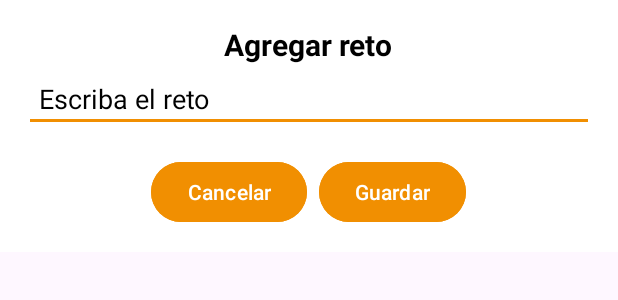
After one commit to brigittechavez/PPB, an Android app: the layout dialog_reto.xml on its own in the app's theme, with its tools: preview values and no code run, on a phone screen of 412 x 824 dp. The commit adds this screen. Shown: the top 300 px of the screen. Run offline under Robolectric (Android 15) with nearby library versions, the phone set to English and light mode, and no system bars.

Commit message:
feat: crud y vista de retos

```diff
--- /dev/null
+++ b/app/src/main/res/drawable/arrow_left.xml
@@ -0,0 +1 @@
+<!-- drawable/arrow_left.xml --><vector xmlns:android="http://schemas.android.com/apk/res/android" android:height="24dp" android:width="24dp" android:viewportWidth="24" android:viewportHeight="24"><path android:fillColor="#000000" android:pathData="M19,13H6.75L12,18.25L11.34,19L4.84,12.5L11.34,6L12,6.75L6.75,12H19V13Z" /></vector>
--- /dev/null
+++ b/app/src/main/res/drawable/beer.xml
@@ -0,0 +1 @@
+<!-- drawable/beer.xml --><vector xmlns:android="http://schemas.android.com/apk/res/android" android:height="22dp" android:width="22dp" android:viewportWidth="22" android:viewportHeight="22"><path android:fillColor="#F18F01" android:pathData="M9 15H7V8H9M12 15H10V8H12M15 19H4V3H15V7H18V8H19V16H18V17H15M17 15V9H15V15M13 17V6H6V17Z" /></vector>
--- /dev/null
+++ b/app/src/main/res/drawable/delete_forever.xml
@@ -0,0 +1 @@
+<!-- drawable/delete_forever.xml --><vector xmlns:android="http://schemas.android.com/apk/res/android" android:height="24dp" android:width="24dp" android:viewportWidth="24" android:viewportHeight="24"><path android:fillColor="#920707" android:pathData="M6,19A2,2 0 0,0 8,21H16A2,2 0 0,0 18,19V7H6V19M8.46,11.88L9.87,10.47L12,12.59L14.12,10.47L15.53,11.88L13.41,14L15.53,16.12L14.12,17.53L12,15.41L9.88,17.53L8.47,16.12L10.59,14L8.46,11.88M15.5,4L14.5,3H9.5L8.5,4H5V6H19V4H15.5Z" /></vector>
--- /dev/null
+++ b/app/src/main/res/drawable/pencil.xml
@@ -0,0 +1 @@
+<!-- drawable/pencil.xml --><vector xmlns:android="http://schemas.android.com/apk/res/android" android:height="24dp" android:width="24dp" android:viewportWidth="24" android:viewportHeight="24"><path android:fillColor="#0a9242" android:pathData="M20.71,7.04C21.1,6.65 21.1,6 20.71,5.63L18.37,3.29C18,2.9 17.35,2.9 16.96,3.29L15.12,5.12L18.87,8.87M3,17.25V21H6.75L17.81,9.93L14.06,6.18L3,17.25Z" /></vector>
--- /dev/null
+++ b/app/src/main/res/layout/dialog_reto.xml
@@ -0,0 +1,51 @@
+<LinearLayout xmlns:android="http://schemas.android.com/apk/res/android"
+    android:layout_width="match_parent"
+    android:layout_height="wrap_content"
+    android:orientation="vertical"
+    android:padding="16dp"
+    android:background="@color/white">
+
+    <TextView
+        android:id="@+id/dialog_title"
+        android:layout_width="wrap_content"
+        android:layout_height="wrap_content"
+        android:layout_gravity="center_horizontal"
+        android:text="Agregar reto"
+        android:textSize="20sp"
+        android:textStyle="bold"
+        android:textColor="@android:color/black" />
+
+    <EditText
+        android:id="@+id/dialog_description"
+        android:layout_width="match_parent"
+        android:layout_height="wrap_content"
+        android:hint="Escriba el reto"
+        android:textColorHint="@color/black"
+        android:backgroundTint="@color/carrot_orange"
+        android:padding="10dp" />
+
+    <LinearLayout
+        android:layout_width="match_parent"
+        android:layout_height="wrap_content"
+        android:orientation="horizontal"
+        android:gravity="center"
+        android:layout_marginTop="16dp">
+
+        <Button
+            android:id="@+id/cancel_button"
+            android:layout_width="wrap_content"
+            android:layout_height="wrap_content"
+            android:text="Cancelar"
+            android:backgroundTint="@color/carrot_orange"
+            android:textColor="@android:color/white" />
+
+        <Button
+            android:id="@+id/save_button"
+            android:layout_width="wrap_content"
+            android:layout_height="wrap_content"
+            android:layout_marginStart="8dp"
+            android:text="Guardar"
+            android:backgroundTint="@color/carrot_orange"
+            android:textColor="@android:color/white" />
+    </LinearLayout>
+</LinearLayout>
--- a/app/src/main/res/values/colors.xml
+++ b/app/src/main/res/values/colors.xml
@@ -3,4 +3,5 @@
     <color name="black">#FF000000</color>
     <color name="white">#FFFFFFFF</color>
     <color name="carrot_orange">#F18F01</color>
+    <color name="dark_gray">#333333</color>
 </resources>
--- a/app/src/main/res/values/strings.xml
+++ b/app/src/main/res/values/strings.xml
@@ -2,4 +2,5 @@
     <string name="app_name">equipoTres</string>
     <string name="app_splash">Pico Botella</string>
     <string name="bt_presioname">Presióname</string>
+    <string name="retos">Retos</string>
 </resources>
```
Also changed, not shown: app/src/main/java/com/example/equipotres/UI/retos/RetoAdapter.kt (added, +65 -0 lines), app/src/main/java/com/example/equipotres/UI/retos/RetosActivity.kt (added, +130 -0 lines), app/src/main/java/com/example/equipotres/database/RetoDatabaseHelper.kt (added, +96 -0 lines), app/src/main/java/com/example/equipotres/models/Reto.kt (added, +10 -0 lines), app/src/main/res/layout/activity_retos.xml (added, +34 -0 lines), app/src/main/res/layout/item_reto.xml (added, +46 -0 lines).
